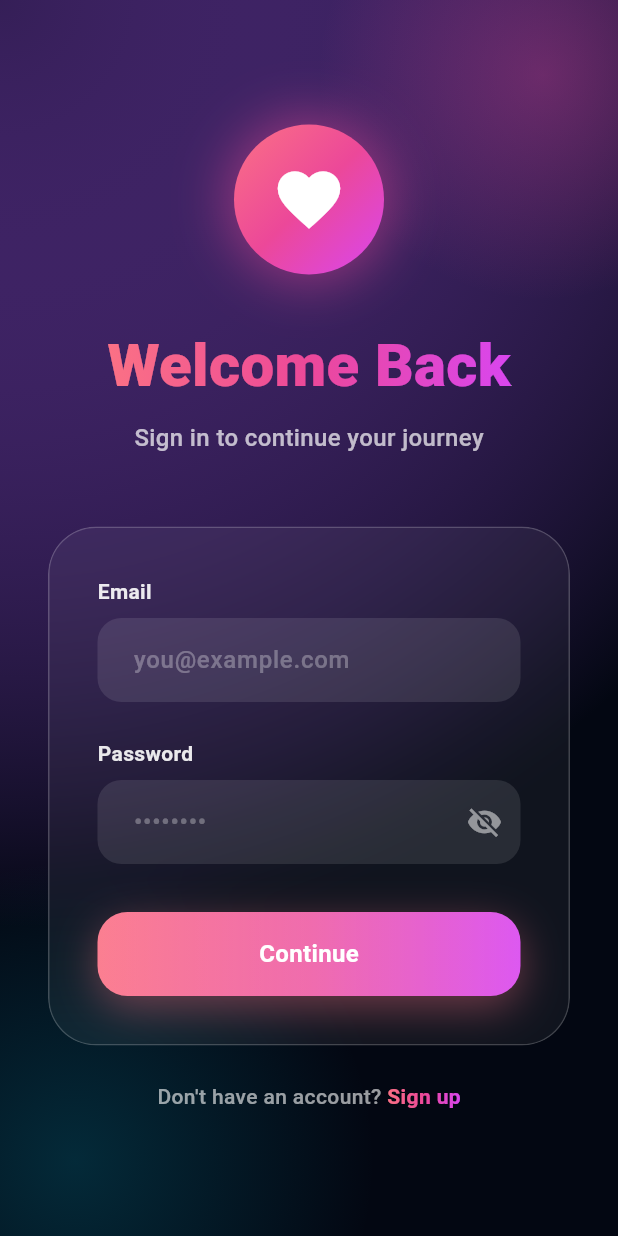
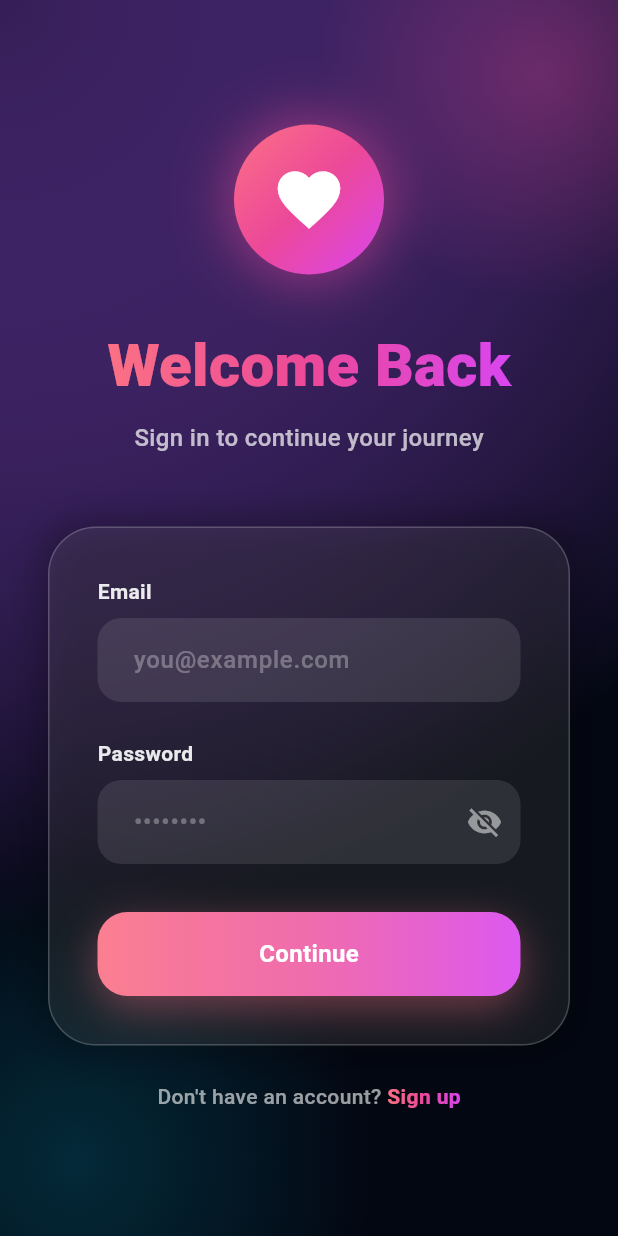
Before and after one commit to stossthegreat/relationship_os, a Flutter app: the SignInPage screen opened directly, on a phone screen of 412 x 824 dp. Run offline on Flutter 3.47's test engine with Material 3 defaults, Android fonts, the phone set to English and light mode, and no system bars; our stand-ins replace flutter_animate, flutter_riverpod, shared_preferences, smooth_page_indicator; accounts and stored records are empty.

Commit message:
Update sign_in_page.dart

```diff
--- a/lib/features/auth/sign_in_page.dart
+++ b/lib/features/auth/sign_in_page.dart
@@ -1,4 +1,3 @@
-import 'dart:ui';
 import 'package:flutter/material.dart';
 import '../../core/theme/app_colors.dart';
 import '../../shared/widgets/gradient_button.dart';
@@ -15,6 +14,12 @@ class _SignInPageState extends State<SignInPage> {
   final _emailController = TextEditingController();
   final _passwordController = TextEditingController();
   bool _obscurePassword = true;
+
+  @override
+  void initState() {
+    super.initState();
+    debugPrint('=== SIGN IN PAGE: initState start ===');
+  }
 
   @override
   void dispose() {
@@ -45,6 +50,7 @@ class _SignInPageState extends State<SignInPage> {
 
   @override
   Widget build(BuildContext context) {
+    debugPrint('=== SIGN IN PAGE: build start ===');
     return Scaffold(
       body: Stack(
         children: [
@@ -159,20 +165,23 @@ class _SignInPageState extends State<SignInPage> {
                     ),
                     const SizedBox(height: 48),
 
-                    // Sign in card
-                    ClipRRect(
-                      borderRadius: BorderRadius.circular(32),
-                      child: BackdropFilter(
-                        filter: ImageFilter.blur(sigmaX: 16, sigmaY: 16),
-                        child: Container(
+                    // Sign in card - OPTIMIZED (removed BackdropFilter)
+                    Container(
                       padding: const EdgeInsets.all(32),
                       decoration: BoxDecoration(
-                            color: Colors.white.withOpacity(0.05),
+                        color: Colors.white.withOpacity(0.08),
                         borderRadius: BorderRadius.circular(32),
                         border: Border.all(
                           color: Colors.white.withOpacity(0.2),
                           width: 1,
                         ),
+                        boxShadow: [
+                          BoxShadow(
+                            color: Colors.black.withOpacity(0.3),
+                            blurRadius: 20,
+                            spreadRadius: 5,
+                          ),
+                        ],
                       ),
                       child: Column(
                         crossAxisAlignment: CrossAxisAlignment.stretch,
@@ -266,8 +275,6 @@ class _SignInPageState extends State<SignInPage> {
                         ],
                       ),
                     ),
-                      ),
-                    ),
                     const SizedBox(height: 24),
 
                     // Sign up link
```
Lines whose indentation alone changed are shown as unchanged.
